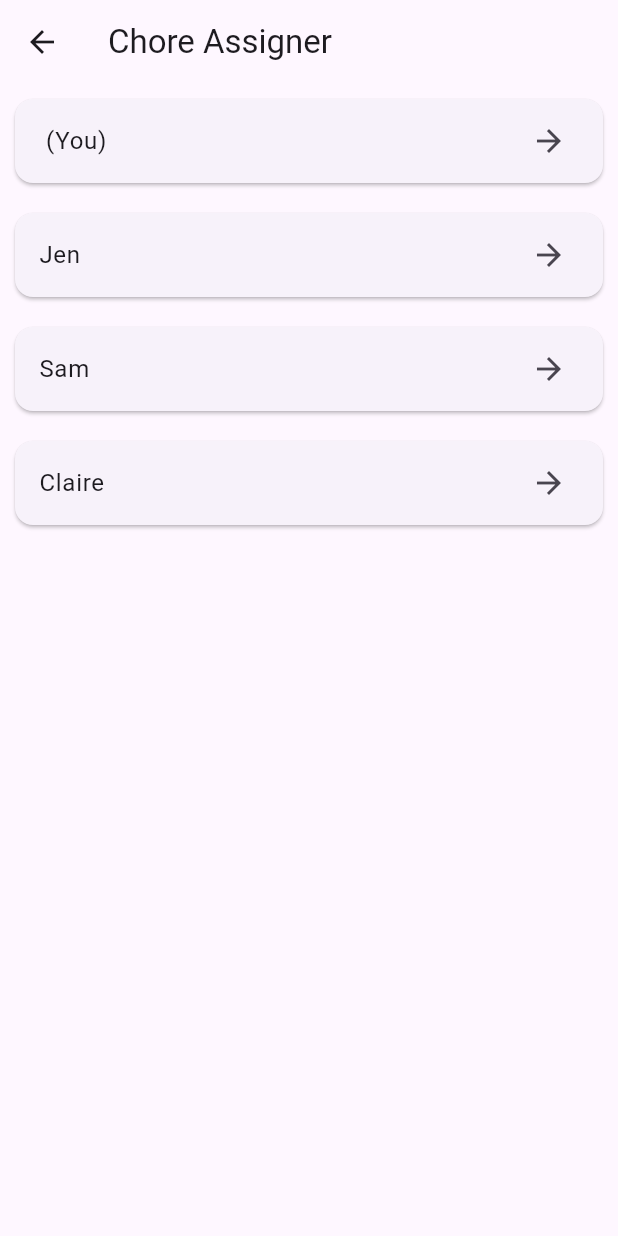
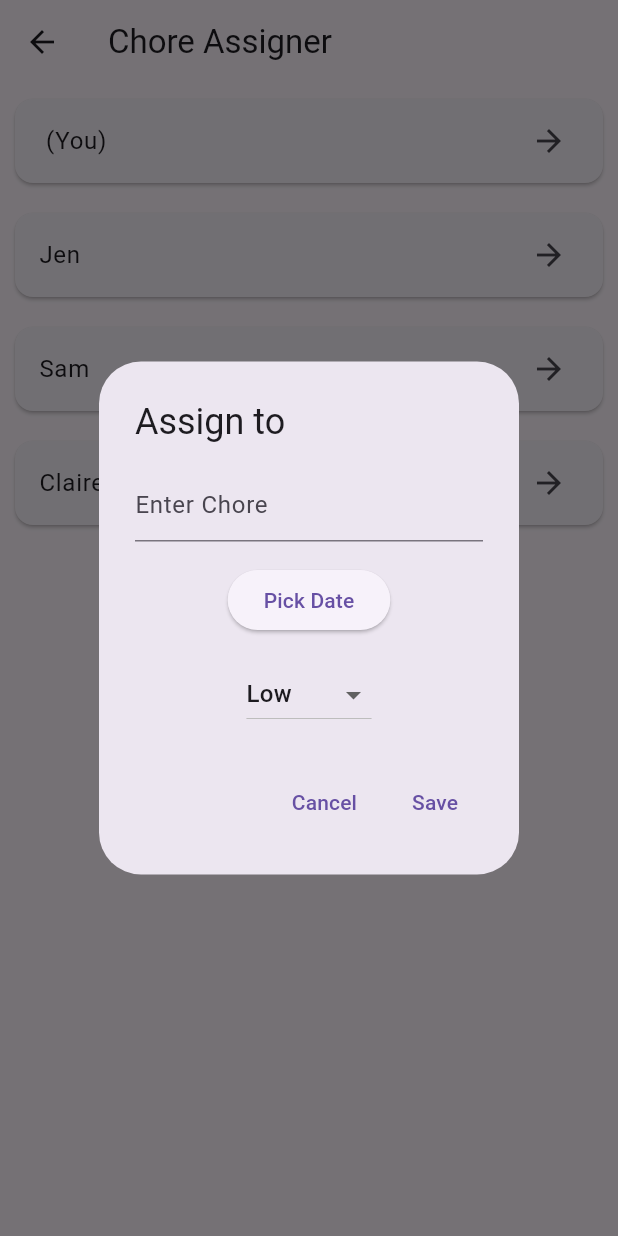
Before and after one commit to HiImHosa23/RoomMinderCapstone-EmelyRiveraGuillen, a Flutter app: the ChorePg screen opened directly with empty values, after a tap on "(You)", on a phone screen of 412 x 824 dp. Run offline on Flutter 3.47's test engine with Material 3 defaults, Android fonts, the phone set to English and light mode, and no system bars; our stand-ins replace table_calendar.

Commit message:
Updated Event Model/Updated Schema/Updated Service/Started on logic for chores but is currently buggy. Been working on this for a while with constant failure.

```diff
--- a/lib/chore_assigner.dart
+++ b/lib/chore_assigner.dart
@@ -54,6 +54,92 @@ class _ChorePgState extends State<ChorePg> {
   }
   //add logic here
   void _openAssign(String roommate){
-
+    TextEditingController controller = TextEditingController();
+    DateTime? selectedD;
+    String selectedP = "Low";
+    showDialog(
+      context: context,
+      builder: (_) => StatefulBuilder(
+        builder: (context, setStateDialog){
+          return AlertDialog(
+            title: Text("Assign to $roommate"),
+            content: Column(
+              mainAxisSize: MainAxisSize.min,
+              children: [
+                TextField(
+                  controller: controller,
+                  decoration: InputDecoration(
+                    hintText: "Enter Chore",
+                  ),
+                ),
+                SizedBox(height: 15),
+                ElevatedButton(
+                  onPressed: () async {
+                    DateTime? picked = await showDatePicker(
+                      context: context,
+                      firstDate: DateTime(2020),
+                      lastDate: DateTime(2030),
+                      initialDate: DateTime.now(),
+                    );
+                    if(picked != null){
+                      setStateDialog(() {
+                        selectedD = picked;
+                      });
+                    }
+                  },
+                  child: Text(
+                    selectedD == null
+                        ? "Pick Date"
+                        : selectedD!.toString().split(" ")[0],
+                  ),
+                ),
+                SizedBox(height: 15),
+                DropdownButton(
+                  value: selectedP,
+                  items: ["Low", "Medium", "High"]
+                    .map((level) => DropdownMenuItem(
+                          value: level,
+                          child: Text(level),
+                        ))
+                    .toList(),
+                  onChanged: (value){
+                    setStateDialog((){
+                      selectedP = value!;
+                    });
+                  },
+                )
+              ],
+            ),
+            actions: [
+              TextButton(
+                onPressed: () => Navigator.pop(context),
+                child: Text("Cancel"),
+              ),
+              TextButton(
+                onPressed: () async {
+                  if(controller.text.isNotEmpty && selectedD != null){
+                    await EventService.addEvent(
+                      controller.text,
+                      selectedD!.toIso8601String(),
+                      widget.user.id!,
+                      assignedTo: roommate,
+                      type: "chore",
+                    );
+                    Navigator.pop(context);
+                    ScaffoldMessenger.of(context).showSnackBar(
+                      SnackBar(
+                        content: Text("Chore assigned!"),
+                      )
+                    );
+                  }
+                },
+                child: Text("Save"),
+              )
+            ],
+          );
+        },
+      )
+    );
   }
 }
+//Find a way to make the priority to actually work and find a way to show who it belongs to
--- a/lib/models/events.dart
+++ b/lib/models/events.dart
@@ -4,15 +4,19 @@ class Event {
   String id;
   String title;
   String date;
+  String userId;
   String? assignedTo;
   String? type;
+  String? priority;
 
   Event({
     required this.id,
     required this.title,
     required this.date,
+    required this.userId,
     this.assignedTo,
-    this.type
+    this.type,
+    this.priority
   });
 
   factory Event.fromJson(Map<String, dynamic> json){
@@ -20,8 +24,10 @@ class Event {
       id: json["_id"],
       title: json["title"],
       date: json["date"],
+      userId: json["userId"],
       assignedTo: json["assignedTo"],
       type: json["type"],
+      priority: json["priority"],
     );
   }
 }
--- a/lib/services/ev_service.dart
+++ b/lib/services/ev_service.dart
@@ -16,7 +16,7 @@ class EventService {
     );
   }
 
-  static Future<void> addEvent(String title, String date, String userId,{String? assignedTo, String? type}) async{
+  static Future<void> addEvent(String title, String date, String userId,{String? assignedTo, String? type, String? priority}) async{
     await http.post(
       Uri.parse(evUrl),
       headers: {"Content-Type": "application/json"},
@@ -26,6 +26,7 @@ class EventService {
         "userId": userId,
         "assignedTo": assignedTo,
         "type": type,
+        "priority": priority,
       }),
     );
   }
@@ -40,7 +41,8 @@ class EventService {
       headers: {"Content-Type": "application/json"},
       body: jsonEncode({
         "title": title,
-        "date": date
+        "date": date,
+
       })
     );
   }
```
Also changed, not shown: lib/dashboard.dart (+88 -18 lines).
